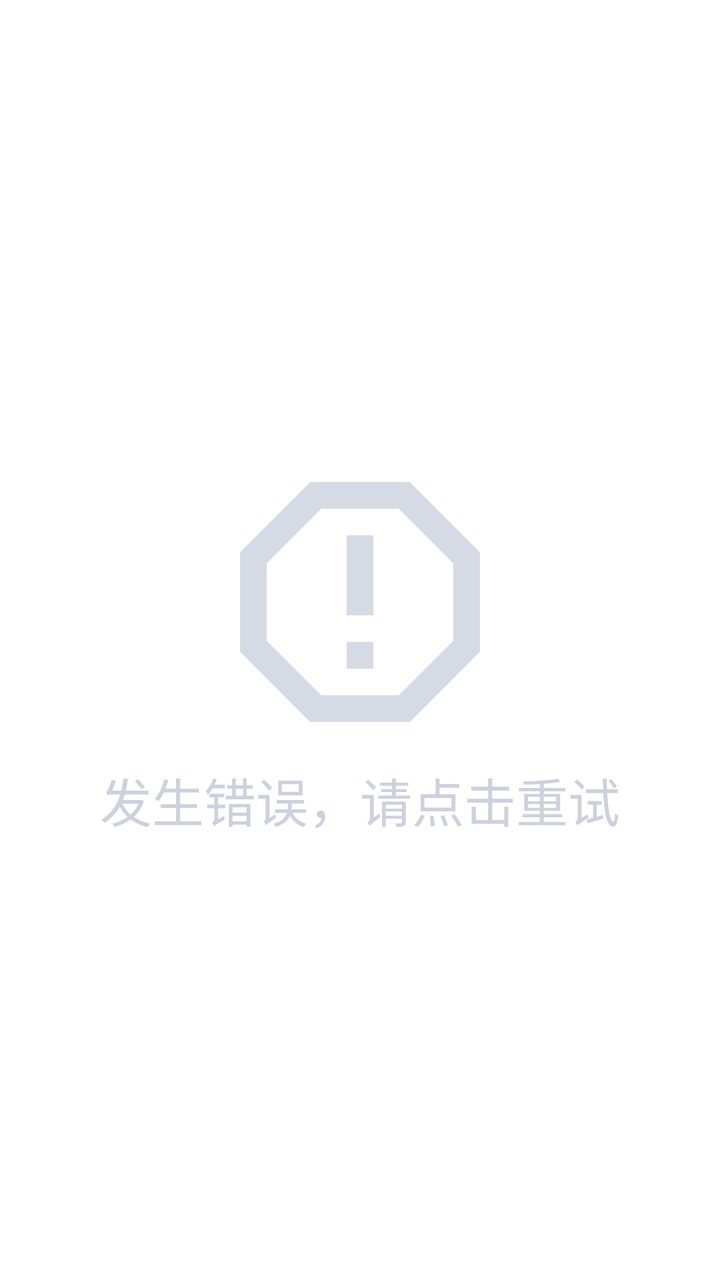
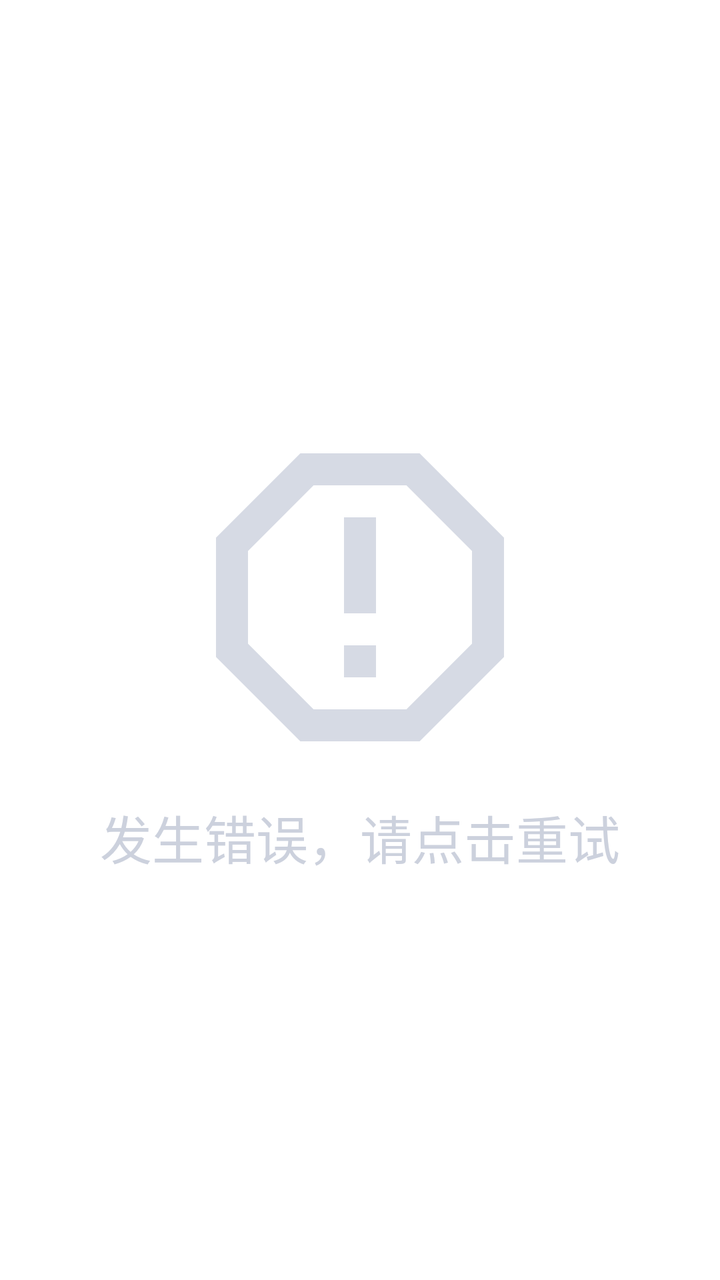

The first picture is an Android layout as it rendered before a commit; the second is the same layout after the commit. The layout source and the unified diff follow.
<!-- AndroidManifest.xml: another module's application theme Theme.CommonLib -->
<!-- res/layout/layout_error.xml -->
<?xml version="1.0" encoding="utf-8"?>
<LinearLayout xmlns:android="http://schemas.android.com/apk/res/android"
    android:layout_width="match_parent"
    android:layout_height="match_parent"
    android:id="@+id/retry"
    android:gravity="center"
    android:orientation="vertical">

    <ImageView
        android:layout_width="160dp"
        android:layout_height="wrap_content"
        android:adjustViewBounds="true"
        android:src="@drawable/vector_ic_error" />

    <TextView
        android:id="@+id/tvError"
        android:layout_width="wrap_content"
        android:layout_height="wrap_content"
        android:text="发生错误，请点击重试"
        android:textColor="#CCD1DD"
        android:textSize="26sp" />

</LinearLayout>
<!-- resources referenced by this layout -->
<resources>
  <!-- drawable vector_ic_error (drawable) -->
  <vector xmlns:android="http://schemas.android.com/apk/res/android"
      android:width="24dp"
      android:height="24dp"
      android:viewportWidth="24"
      android:viewportHeight="24"
      android:tint="#CCD1DD"
      android:alpha="0.8">
    <path
        android:fillColor="@android:color/white"
        android:pathData="M15.73,3H8.27L3,8.27v7.46L8.27,21h7.46L21,15.73V8.27L15.73,3zM19,14.9L14.9,19H9.1L5,14.9V9.1L9.1,5h5.8L19,9.1V14.9z"/>
    <path
        android:fillColor="@android:color/white"
        android:pathData="M11,7h2v6h-2z"/>
    <path
        android:fillColor="@android:color/white"
        android:pathData="M11,15h2v2h-2z"/>
  </vector>
  <style name="Theme.CommonLib" parent="Theme.MaterialComponents.DayNight.DarkActionBar">
          
          <item name="colorPrimary">@color/purple_500</item>
          <item name="colorPrimaryVariant">@color/purple_700</item>
          <item name="colorOnPrimary">@color/white</item>
          
          <item name="colorSecondary">@color/teal_200</item>
          <item name="colorSecondaryVariant">@color/teal_700</item>
          <item name="colorOnSecondary">@color/black</item>
          
          <item name="android:statusBarColor">?attr/colorPrimaryVariant</item>
          
      </style>
  <color name="purple_500">#FF6200EE</color>
  <color name="purple_700">#FF3700B3</color>
  <color name="white">#FFFFFFFF</color>
  <color name="teal_200">#FF03DAC5</color>
  <color name="teal_700">#FF018786</color>
  <color name="black">#FF000000</color>
</resources>

<!-- the commit's change to res/layout/layout_error.xml (unified diff, before → after) -->
@@ -1,23 +1,38 @@
 <?xml version="1.0" encoding="utf-8"?>
-<LinearLayout xmlns:android="http://schemas.android.com/apk/res/android"
+<androidx.constraintlayout.widget.ConstraintLayout xmlns:android="http://schemas.android.com/apk/res/android"
+    xmlns:app="http://schemas.android.com/apk/res-auto"
+    android:id="@+id/retry"
     android:layout_width="match_parent"
     android:layout_height="match_parent"
-    android:id="@+id/retry"
     android:gravity="center"
     android:orientation="vertical">
 
     <ImageView
-        android:layout_width="160dp"
-        android:layout_height="wrap_content"
+        android:id="@+id/ivError"
+        android:layout_width="wrap_content"
+        android:layout_height="0dp"
         android:adjustViewBounds="true"
-        android:src="@drawable/vector_ic_error" />
+        android:src="@drawable/vector_ic_error"
+        app:layout_constraintBottom_toTopOf="@+id/tvError"
+        app:layout_constraintEnd_toEndOf="parent"
+        app:layout_constraintHeight_percent="0.3"
+        app:layout_constraintStart_toStartOf="parent"
+        app:layout_constraintTop_toTopOf="parent"
+        app:layout_constraintVertical_chainStyle="packed" />
 
     <TextView
         android:id="@+id/tvError"
-        android:layout_width="wrap_content"
+        android:layout_width="match_parent"
         android:layout_height="wrap_content"
+        android:layout_marginHorizontal="16dp"
+        android:layout_marginTop="5dp"
+        android:gravity="center"
         android:text="发生错误，请点击重试"
         android:textColor="#CCD1DD"
-        android:textSize="26sp" />
+        android:textSize="26dp"
+        app:layout_constraintBottom_toBottomOf="parent"
+        app:layout_constraintEnd_toEndOf="parent"
+        app:layout_constraintStart_toStartOf="parent"
+        app:layout_constraintTop_toBottomOf="@+id/ivError" />
 
-</LinearLayout>
+</androidx.constraintlayout.widget.ConstraintLayout>
<!-- resource entries referenced after the edit -->
@@ -33,9 +33,9 @@
       </style>
   <color name="purple_500">#FF6200EE</color>
   <color name="purple_700">#FF3700B3</color>
-  <color name="white">#FFFFFFFF</color>
+  <color name="white">#FFFFFF</color>
   <color name="teal_200">#FF03DAC5</color>
   <color name="teal_700">#FF018786</color>
-  <color name="black">#FF000000</color>
+  <color name="black">#000000</color>
 </resources>
 
